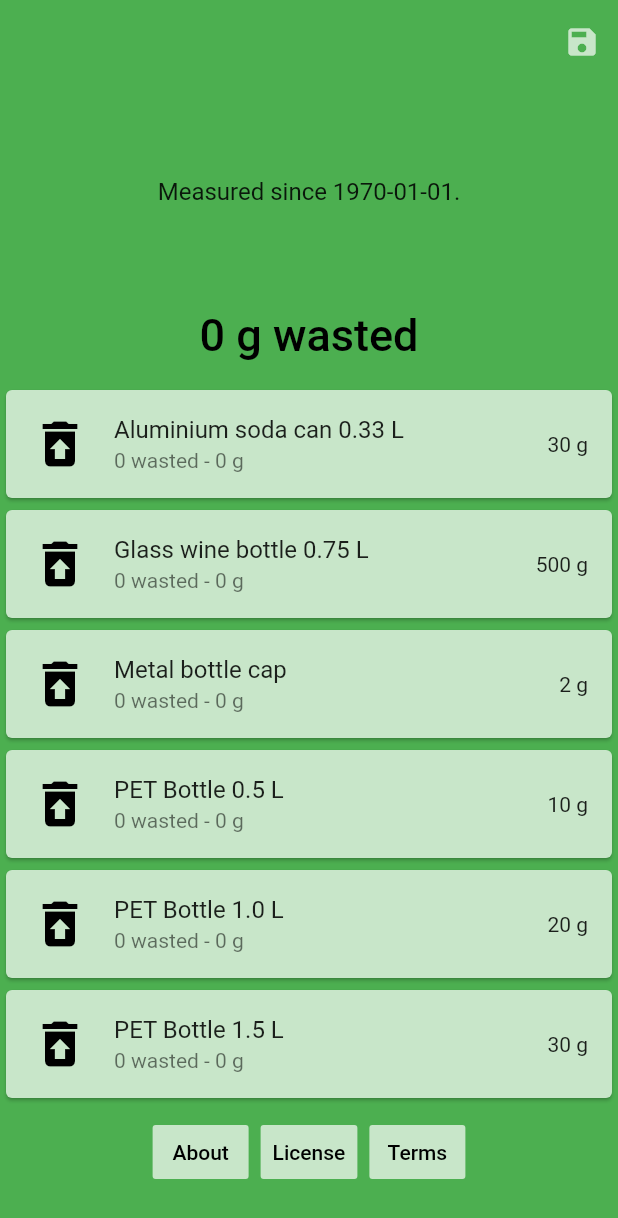
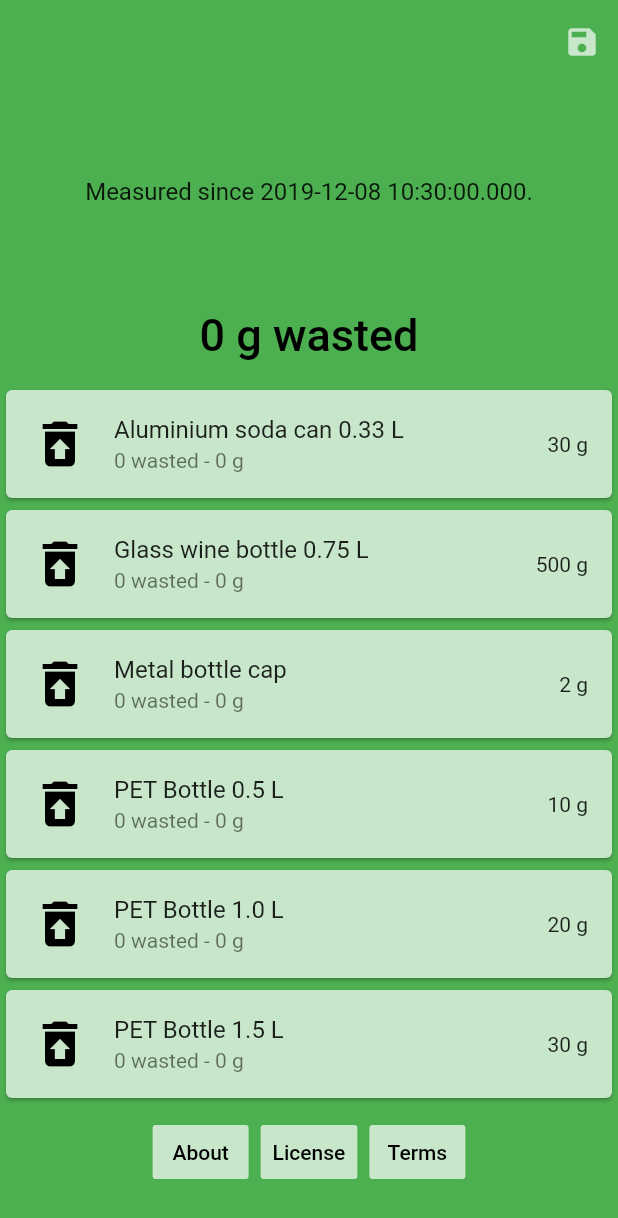
Before and after one commit to mattmaniak/rubbish_calc, a Flutter app: the screen it shows after launch, after a tap on the "save" icon, on a phone screen of 412 x 824 dp. Shown: the top 1218 px of the screen. Run offline on Flutter 3.47's test engine with Material 2 defaults, Android fonts, the phone set to English and light mode, and no system bars.

Commit message:
Doesn't work as always.

```diff
--- a/lib/app.dart
+++ b/lib/app.dart
@@ -1,5 +1,6 @@
+import 'dart:io';
 import 'package:flutter/material.dart';
-import 'package:shared_preferences/shared_preferences.dart';
+import 'package:path_provider/path_provider.dart';
 import 'item.dart';
 
 class App extends StatefulWidget {
@@ -10,26 +11,25 @@ class App extends StatefulWidget {
 class _AppState extends State<App> {
   final int _maxRubbishGrams = 1000000; // 1 metric ton.
   int _rubbishGrams = 0;
-  SharedPreferences appSettings;
   String _measurementStartDate;
 
-  // https://www.quora.com/What-is-the-weight-of-1-5-liter-empty-pet-bottles
-  // https://www.quora.com/How-much-does-a-330ml-can-of-soda-weigh-in-grams
-  // https://en.m.wikipedia.org/wiki/Wine_bottle#Environmental_impact
-  // https://www.quora.com/How-much-does-a-single-metal-bottle-cap-weigh-from-a-beer-or-soda-bottle
   final List<Item> _rubbish = [
+    // https://www.quora.com/How-much-does-a-330ml-can-of-soda-weigh-in-grams
     Item(
       name: 'Aluminium soda can 0.33 L',
       weightGrams: 30,
     ),
+    // https://en.m.wikipedia.org/wiki/Wine_bottle#Environmental_impact
     Item(
       name: 'Glass wine bottle 0.75 L',
       weightGrams: 500,
     ),
+    // https://www.quora.com/How-much-does-a-single-metal-bottle-cap-weigh-from-a-beer-or-soda-bottle
     Item(
       name: 'Metal bottle cap',
       weightGrams: 2,
     ),
+    // https://www.quora.com/What-is-the-weight-of-1-5-liter-empty-pet-bottles
     Item(
       name: 'PET Bottle 0.5 L',
       weightGrams: 10,
@@ -48,26 +48,35 @@ class _AppState extends State<App> {
   void initState() {
     super.initState();
 
-    final DateTime measurementStartDateTime = DateTime.now();
-    final String currentDate = measurementStartDateTime.year.toString() +
-        '-' +
-        measurementStartDateTime.month.toString() +
-        '-' +
-        measurementStartDateTime.day.toString();
-    _measurementStartDate = currentDate;
     _read();
+    // _save();
   }
 
-  _read() async {
-    appSettings = await SharedPreferences.getInstance();
+  Future<void> _read() async {
+    // final DateTime measurementStartDateTime = DateTime.now();
+    // final String currentDate = measurementStartDateTime.year.toString() +
+    //     '-' +
+    //     measurementStartDateTime.month.toString() +
+    //     '-' +
+    //     measurementStartDateTime.day.toString();
 
-    _measurementStartDate =
-        appSettings.getString('measurementStartDate') ?? '1970-01-01';
+    final Directory directory = await getApplicationDocumentsDirectory();
+    final File file = File('${directory.path}/.config');
+    try {
+      _measurementStartDate = await file.readAsString();
+    } catch (exception) {
+      _measurementStartDate = DateTime.now().toString();
+      await file.writeAsString(_measurementStartDate);
+    }
   }
 
-  _save() async {
-    appSettings = await SharedPreferences.getInstance();
-    appSettings.setString('measurementStartDate', _measurementStartDate);
+  Future<void> _save() async {
+    final Directory directory = await getApplicationDocumentsDirectory();
+    final File file = File('${directory.path}/.config');
+
+    if(!await file.exists()) {
+      await file.writeAsString(_measurementStartDate);
+    }
   }
 
   @override
@@ -88,7 +97,7 @@ class _AppState extends State<App> {
               ),
               background: Center(
                 child: Text(
-                  'Measured since ' + _measurementStartDate + '.',
+                  'Measured since ' + _measurementStartDate.toString() + '.',
                   style: TextStyle(fontSize: 16),
                 ),
               ),
--- a/pubspec.yaml
+++ b/pubspec.yaml
@@ -1,4 +1,4 @@
-name: rubbish_calc
+name: rubbishCalc
 description: Check how much rubbish you produce every day.
 version: 0.0.0
 
@@ -8,7 +8,7 @@ environment:
 dependencies:
   flutter:
     sdk: flutter
-  shared_preferences: ^0.5.4
+  path_provider: ^1.5.0
 
 dev_dependencies:
   flutter_test:
```
Also changed, not shown: pubspec.lock, 4 other files.
